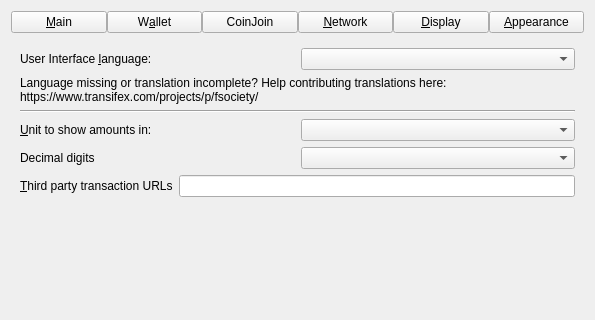
Old version of the form src/qt/forms/optionsdialog.ui in the repository nudicoinchain/nudicoin; both pictures show x 0 to 595 and y 0 to 320 of the 595 by 462 pixel window.
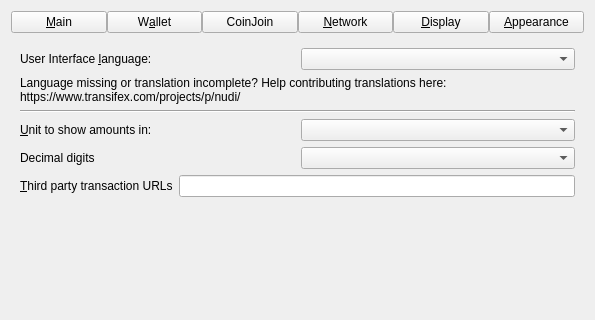
New version of the form. The open tabs and pages were chosen to show the change. Custom widgets are drawn as their Qt base class.

The edit to the form file:
```diff
--- a/src/qt/forms/optionsdialog.ui
+++ b/src/qt/forms/optionsdialog.ui
@@ -755,7 +755,7 @@
          </property>
          <property name="text">
           <string>Language missing or translation incomplete? Help contributing translations here:
-https://www.transifex.com/projects/p/fsociety/</string>
+https://www.transifex.com/projects/p/nudi/</string>
          </property>
          <property name="wordWrap">
           <bool>true</bool>
```
